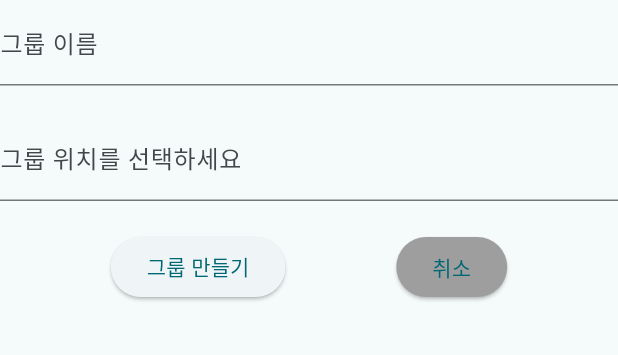
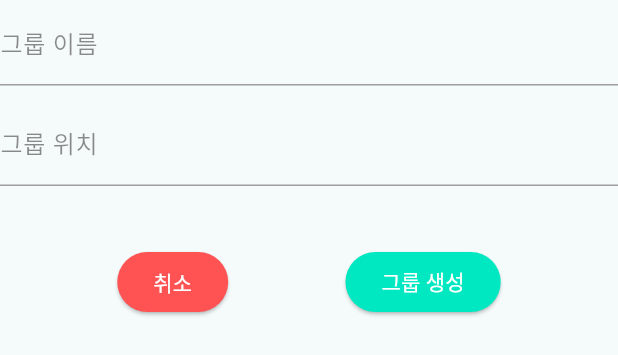
Before and after one commit to Higangssh/asome-fe-flutter, a Flutter app: the CreateGroupDialog widget shown alone on an empty page, opened directly, on a phone screen of 412 x 824 dp. Shown: the top 355 px of the screen. Run offline on Flutter 3.47's test engine with Material 3 defaults, Android fonts, the phone set to English and light mode, and no system bars; our stand-ins replace font_awesome_flutter, get, hexcolor, shared_preferences, webview_flutter; missing offline and left inert: webview_cookie_manager; accounts and stored records are empty; network calls fail.

Commit message:
그룹 조회 및 만들기 페이지 완성

```diff
--- a/lib/bind/main_bind.dart
+++ b/lib/bind/main_bind.dart
@@ -8,7 +8,7 @@ class MainBind extends Bindings{
   void dependencies() {
     Get.put(UrlTokenController());
     Get.put(FormController());
-    Get.put(CreateGroupController());
+    Get.put(GroupController());
   }
 
 }
--- a/lib/main.dart
+++ b/lib/main.dart
@@ -10,6 +10,7 @@ Future<void> main() async {
   // 액세스 토큰과 리프레시 토큰 로딩
   await urlTokenController.loadAccessToken();
   await urlTokenController.loadRefreshToken();
+  await urlTokenController.loadGender();
 
   runApp(const MyApp());
 }
@@ -21,7 +22,7 @@ class MyApp extends StatelessWidget {
   Widget build(BuildContext context) {
     return GetMaterialApp(
       debugShowCheckedModeBanner: false,
-      initialRoute: MainRoute.mainRoot,
+      initialRoute: MainRoute.intialRoot,
       getPages: MainRoute.pages,
       theme: ThemeData(
         colorScheme: ColorScheme.fromSeed(seedColor: Colors.white),
--- /dev/null
+++ b/lib/model/dto/groupdto.dart
@@ -0,0 +1,43 @@
+class GroupDto {
+  final int? id;
+  final int? hostId;
+  final int? total;
+  final String? groupName;
+  final String? groupLoc;
+  String? gender;
+  final String? isMatch;
+
+  GroupDto({
+    this.id,
+    this.hostId,
+    this.total,
+    this.groupName,
+    this.groupLoc,
+    this.gender,
+    this.isMatch,
+  });
+
+  factory GroupDto.fromJson(Map<String, dynamic> json) {
+    return GroupDto(
+      id: json['id'] as int?,
+      hostId: json['hostId'] as int?,
+      total: json['total'] as int?,
+      groupName: json['groupName'] as String?,
+      groupLoc: json['groupLoc'] as String?,
+      gender: json['gender'] as String?,
+      isMatch: json['isMatch'] as String?,
+    );
+  }
+
+  Map<String, dynamic> toJson() {
+    return {
+      'id': id,
+      'hostId': hostId,
+      'total': total,
+      'groupName': groupName,
+      'groupLoc': groupLoc,
+      'gender': gender,
+      'isMatch': isMatch,
+    };
+  }
+}
--- a/lib/service/api_form_service.dart
+++ b/lib/service/api_form_service.dart
@@ -3,7 +3,6 @@ import 'dart:convert';
 import 'package:asome/model/dto/memberdto.dart';
 import 'package:get/get.dart';
 import 'package:http/http.dart' as http;
-import 'package:shared_preferences/shared_preferences.dart';
 import '../controller/url_token_controller.dart';
 
 class ApiFormService{
--- a/lib/service/api_initial_service.dart
+++ b/lib/service/api_initial_service.dart
@@ -33,7 +33,7 @@ class ApiInitialService{
         Get.offAllNamed(MainRoute.loginRoot);
       }else if (response.statusCode == 401) {
         // 401 상태 코드를 받았을 때 refresh 를 통해 access 재발급 받는 페이지로 요청
-       await accessRequestFromRefresh(context, controller.url.value,headers);
+       await accessRequestFromRefresh(controller.url.value,headers);
       }else if (response.statusCode == 200) {
         // 200 상태 코드를 받았을 때 메인 페이지로 이동
         Get.offAllNamed(MainRoute.mainRoot);
@@ -72,7 +72,7 @@ class ApiInitialService{
     }
   }
 
-  Future<void> accessRequestFromRefresh(BuildContext context,String url, headers) async {
+  Future<void> accessRequestFromRefresh(String url, headers) async {
     try {
       // headers에서 refresh-token 값을 가져옴
       String? refreshToken = headers['refresh-token'];
--- a/lib/ui/dialog/create_group_dialog.dart
+++ b/lib/ui/dialog/create_group_dialog.dart
@@ -1,5 +1,6 @@
 import 'package:flutter/material.dart';
 import 'package:get/get.dart';
+import 'package:hexcolor/hexcolor.dart';
 import '../../controller/group_controller.dart';
 
 class CreateGroupDialog extends StatelessWidget {
@@ -7,61 +8,87 @@ class CreateGroupDialog extends StatelessWidget {
     '서울', '경기', '인천', '강원', '충북', '충남', '대전', '세종', '경북', '경남', '대구', '부산', '울산', '전북', '전남', '광주', '제주'
   ];
 
+  CreateGroupDialog({super.key});
+
   @override
   Widget build(BuildContext context) {
-    final CreateGroupController createGroupController = Get.find<CreateGroupController>();
+    final GroupController groupController = Get.find<GroupController>();
     final TextEditingController locationController = TextEditingController();
 
     // locationController에 초기 값 설정
-    locationController.text = createGroupController.groupLocation.value;
+    locationController.text = groupController.groupLocation.value;
 
     return SingleChildScrollView(
       child: Column(
         mainAxisSize: MainAxisSize.min,
         children: [
          TextField(
+            cursorColor: Colors.black54 ,
             onChanged: (value) {
-              createGroupController.setGroupName(value);
+              groupController.setGroupName(value);
             },
             decoration: const InputDecoration(
               labelText: '그룹 이름',
+              labelStyle: TextStyle(color: Colors.black45),
               hintText: '그룹 이름을 입력하세요',
+              hintStyle: TextStyle(color: Colors.black45),
+              focusedBorder: UnderlineInputBorder(
+                borderSide: BorderSide(color: Colors.black87), // 포커스된 상태에서의 언더라인 색상 지정
+              ),
+              enabledBorder: UnderlineInputBorder(
+                borderSide: BorderSide(color: Colors.grey), // 기본 언더라인 색상 지정
+              ),
             ),
           ),
-          const SizedBox(height: 20),
+          const SizedBox(height: 10),
           GestureDetector(
-            onTap: () => _showLocationPicker(context, createGroupController, locationController),
+            onTap: () => _showLocationPicker(context, groupController, locationController),
             child: AbsorbPointer(
               child: TextFormField(
                 controller: locationController,
                 decoration: const InputDecoration(
-                  labelText: '그룹 위치를 선택하세요',
+                  labelText: '그룹 위치',
+                  labelStyle: TextStyle(color: Colors.black45),
                   hintText: '그룹 위치를 선택하세요',
+                  hintStyle: TextStyle(color: Colors.black45),
+                  focusedBorder: UnderlineInputBorder(
+                    borderSide: BorderSide(color: Colors.black87), // 포커스된 상태에서의 언더라인 색상 지정
+                  ),
+                  enabledBorder: UnderlineInputBorder(
+                    borderSide: BorderSide(color: Colors.grey), // 기본 언더라인 색상 지정
+                  ),
                 ),
               ),
             ),
           ),
-          const SizedBox(height: 20),
+          const SizedBox(height: 40),
           Row(
             mainAxisAlignment: MainAxisAlignment.spaceEvenly,
             children: [
-              ElevatedButton(
-                onPressed: () {
-                  createGroupController.createGroup();
-                  locationController.dispose();
-                  Navigator.of(context).pop(); // 다이얼로그 닫기
-                },
-                child: const Text('그룹 만들기'),
-              ),
               ElevatedButton(
                 onPressed: () {
                   locationController.dispose();
                   Navigator.of(context).pop(); // 다이얼로그 닫기
                 },
                 style: ElevatedButton.styleFrom(
-                  backgroundColor: Colors.grey,
+                    backgroundColor: Colors.redAccent
                 ),
-                child: const Text('취소'),
+                child: const Text('취소', style: TextStyle(
+                  color: Colors.white
+                ),),
+              ),
+              ElevatedButton(
+                onPressed: () {
+                  groupController.createGroup();
+                  locationController.dispose();
+                  Navigator.of(context).pop(); // 다이얼로그 닫기
+                },
+                style: ElevatedButton.styleFrom(
+                    backgroundColor: HexColor("#00E8C1")
+                ),
+                child: const Text('그룹 생성', style: TextStyle(
+                    color: Colors.white,
+                ),),
               ),
             ],
           ),
@@ -70,7 +97,7 @@ class CreateGroupDialog extends StatelessWidget {
     );
   }
 
-  void _showLocationPicker(BuildContext context, CreateGroupController controller, TextEditingController locationController) {
+  void _showLocationPicker(BuildContext context, GroupController controller, TextEditingController locationController) {
     showModalBottomSheet(
       context: context,
       builder: (BuildContext context) {
--- a/lib/ui/page/chat_page.dart
+++ b/lib/ui/page/chat_page.dart
@@ -30,13 +30,13 @@ class ChatPage extends StatelessWidget {
                 Expanded(
                   child: TextField(
                     controller: _controller,
-                    decoration: InputDecoration(
+                    decoration: const InputDecoration(
                       hintText: 'Enter message',
                     ),
                   ),
                 ),
                 IconButton(
-                  icon: Icon(Icons.send),
+                  icon: const Icon(Icons.send),
                   onPressed: () {
                     if (_controller.text.isNotEmpty) {
                       final chatRoomController = Get.find<ChatRoomController>();
```
Also changed, not shown: lib/controller/group_controller.dart (+19 -3 lines), lib/controller/url_token_controller.dart (+24 -3 lines), lib/service/api_group_service.dart (added, +101 -0 lines), lib/ui/dialog/group_list_dialog.dart (added, +80 -0 lines), lib/ui/page/main_page.dart (+30 -7 lines).
